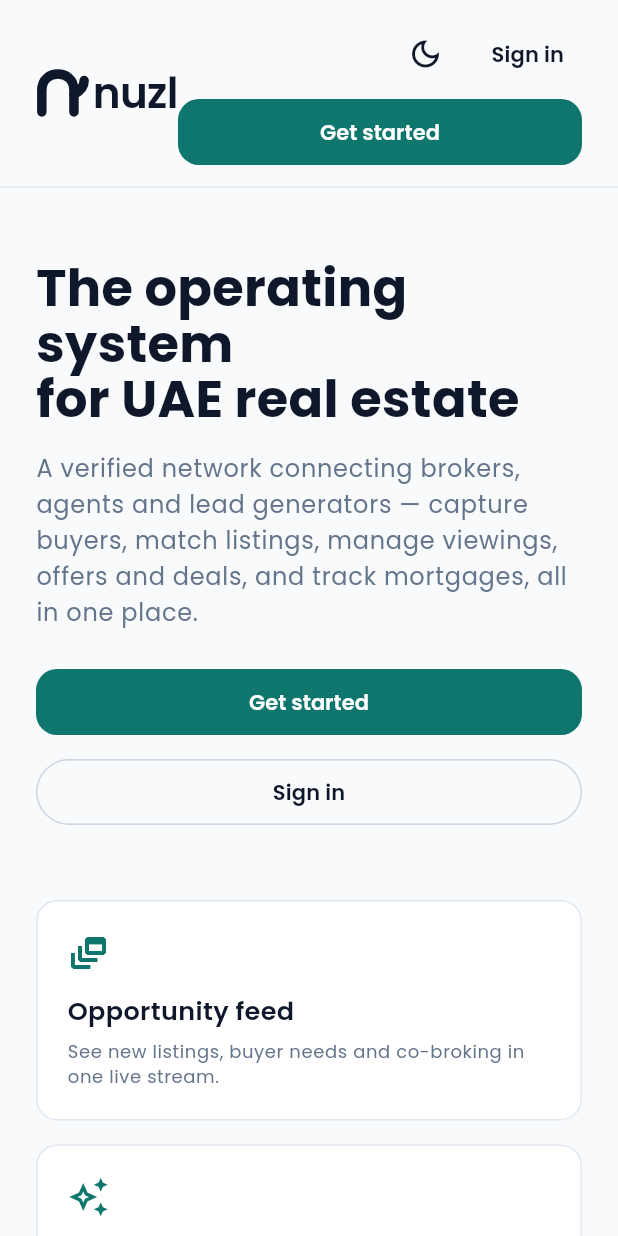
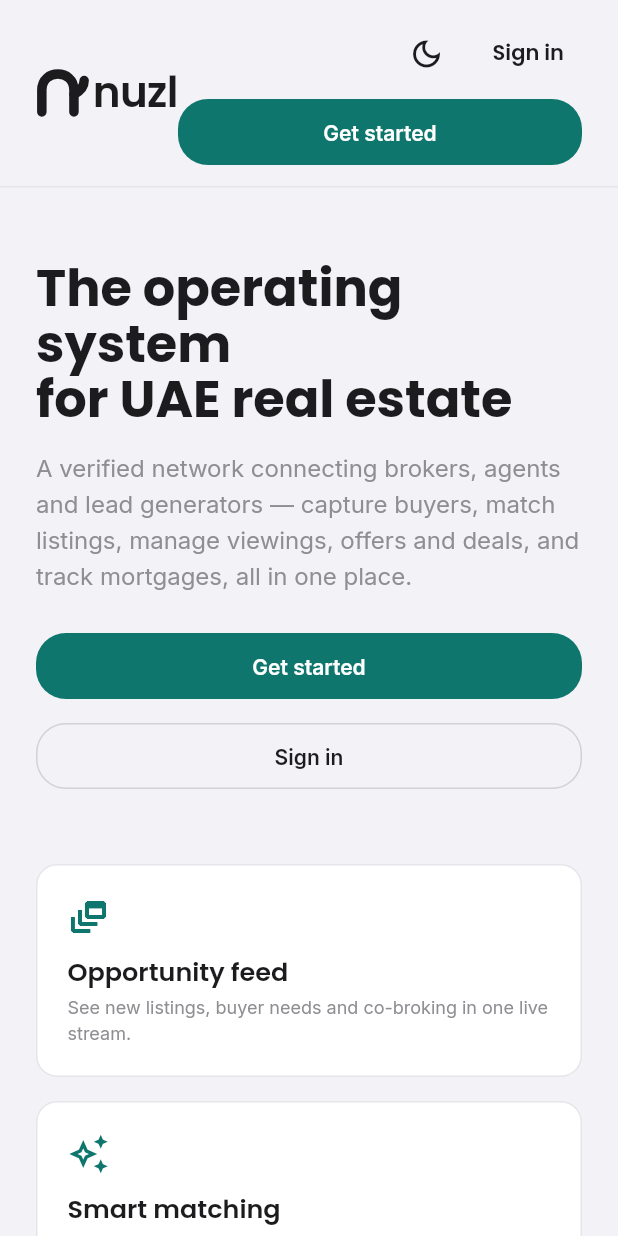
Before and after one commit to munib1008/nuzl-app, a Flutter app: the screen it shows after launch, on a phone screen of 412 x 824 dp. Run offline on Flutter 3.47's test engine with Material 3 defaults, Android fonts, the phone set to English and light mode, and no system bars; our stand-ins replace dio, figma_squircle, flutter_riverpod, flutter_secure_storage, flutter_svg, go_router and 3 more; network calls fail.

Commit message:
ui: Apple-inspired theme (Inter + squircle + frosted nav), logo/icons unchanged

```diff
--- a/lib/core/router/app_router.dart
+++ b/lib/core/router/app_router.dart
@@ -148,6 +148,6 @@ class _BottomNavShell extends StatelessWidget {
   Widget build(BuildContext context) {
     final narrow = MediaQuery.sizeOf(context).width < 600;
     if (!narrow) return child;
-    return Scaffold(body: child, bottomNavigationBar: const NuzlBottomNav());
+    return Scaffold(extendBody: true, body: child, bottomNavigationBar: const NuzlBottomNav());
   }
 }
--- a/lib/core/theme/app_colors.dart
+++ b/lib/core/theme/app_colors.dart
@@ -1,45 +1,45 @@
 import 'package:flutter/material.dart';
 
-/// NUZL design-system colors — premium teal token set (§ design foundation).
+/// NUZL design tokens — Apple-inspired neutrals, brand teal kept.
 class AppColors {
-  // Brand
+  // Brand (unchanged hue)
   static const primary = Color(0xFF0F766E);
   static const primaryHover = Color(0xFF115E59);
   static const primaryDark = Color(0xFF042F2E);
-  static const primaryTint = Color(0xFFCCFBF1); // primaryLight
-  static const primaryBright = Color(0xFF14B8A6); // accent
+  static const primaryTint = Color(0xFFCCFBF1);
+  static const primaryBright = Color(0xFF14B8A6);
   static const secondary = Color(0xFF042F2E);
-  static const accentGold = Color(0xFFF59E0B); // amber highlight
-  static const accentGoldTint = Color(0xFFFEF3C7);
+  static const accentGold = Color(0xFFFF9500);
+  static const accentGoldTint = Color(0xFFFFF2DD);
   static const accentCream = Color(0xFFE6D1B4);
   static const accentPlum = Color(0xFF533946);
 
-  // Semantic
-  static const success = Color(0xFF10B981);
-  static const warning = Color(0xFFF59E0B);
-  static const danger = Color(0xFFEF4444);
+  // Semantic (Apple system)
+  static const success = Color(0xFF34C759);
+  static const warning = Color(0xFFFF9500);
+  static const danger = Color(0xFFFF3B30);
   static const info = Color(0xFF14B8A6);
 
-  // Light neutrals
-  static const bg = Color(0xFFF8FAFC);
+  // Light neutrals (Apple system)
+  static const bg = Color(0xFFF2F2F7);
   static const surface = Color(0xFFFFFFFF);
-  static const surface2 = Color(0xFFF1F5F9);
-  static const border = Color(0xFFE2E8F0);
-  static const borderStrong = Color(0xFFCBD5E1);
-  static const text = Color(0xFF0F172A);
-  static const textMuted = Color(0xFF64748B);
-  static const textSubtle = Color(0xFF94A3B8);
+  static const surface2 = Color(0xFFEFEFF4);
+  static const border = Color(0xFFE5E5EA); // separator
+  static const borderStrong = Color(0xFFD1D1D6);
+  static const text = Color(0xFF1C1C1E);
+  static const textMuted = Color(0xFF8E8E93); // secondary
+  static const textSubtle = Color(0xFFAEAEB2);
 
-  // Dark neutrals (NOT inverted; never pure black)
-  static const dBg = Color(0xFF07141A);
-  static const dSurface = Color(0xFF0B1F28);
-  static const dSurface2 = Color(0xFF102733); // card
-  static const dBorder = Color(0xFF1E3A46);
-  static const dBorderStrong = Color(0xFF2A4D5A);
-  static const dText = Color(0xFFF8FAFC);
-  static const dTextMuted = Color(0xFF94A3B8);
-  static const dTextSubtle = Color(0xFF64748B);
+  // Dark neutrals (Apple system; true-black background)
+  static const dBg = Color(0xFF000000);
+  static const dSurface = Color(0xFF1C1C1E);
+  static const dSurface2 = Color(0xFF2C2C2E); // card
+  static const dBorder = Color(0xFF38383A); // separator
+  static const dBorderStrong = Color(0xFF48484A);
+  static const dText = Color(0xFFF5F5F7);
+  static const dTextMuted = Color(0xFF8E8E93);
+  static const dTextSubtle = Color(0xFF636366);
   static const dPrimary = Color(0xFF2DD4BF);
   static const dPrimaryTint = Color(0xFF0E2E2A);
-  static const dGold = Color(0xFFF59E0B);
+  static const dGold = Color(0xFFFF9F0A);
 }
--- a/lib/core/theme/app_theme.dart
+++ b/lib/core/theme/app_theme.dart
@@ -1,10 +1,11 @@
-import 'package:flutter/cupertino.dart';
 import 'package:flutter/material.dart';
+import 'package:figma_squircle/figma_squircle.dart';
 import 'app_colors.dart';
 import 'app_spacing.dart';
 import 'app_typography.dart';
 
-/// Builds light + dark ThemeData from NUZL design tokens.
+/// Builds light + dark ThemeData from NUZL tokens — Apple-inspired:
+/// squircle cards/buttons, hairline separators, soft depth, gentle motion.
 class AppTheme {
   static ThemeData light() => _build(Brightness.light);
   static ThemeData dark() => _build(Brightness.dark);
@@ -13,17 +14,30 @@ class AppTheme {
     final dark = b == Brightness.dark;
     final primary = dark ? AppColors.dPrimary : AppColors.primary;
     final bg = dark ? AppColors.dBg : AppColors.bg;
-    final surface = dark ? AppColors.dSurface : AppColors.surface;
+    final surface = dark ? AppColors.dSurface : AppColors.surface; // app bars / sheets
+    final card = dark ? AppColors.dSurface2 : AppColors.surface; // elevated cards
     final border = dark ? AppColors.dBorder : AppColors.border;
+    final borderStrong = dark ? AppColors.dBorderStrong : AppColors.borderStrong;
     final text = dark ? AppColors.dText : AppColors.text;
     final muted = dark ? AppColors.dTextMuted : AppColors.textMuted;
+    final tt = AppTypography.textTheme(text, muted);
+
+    // Squircle (iOS-style continuous corners) for cards + buttons.
+    final cardShape = SmoothRectangleBorder(
+      side: BorderSide(color: border),
+      borderRadius: SmoothBorderRadius(cornerRadius: 20, cornerSmoothing: 0.6),
+    );
+    final buttonShape = SmoothRectangleBorder(
+      borderRadius: SmoothBorderRadius(cornerRadius: 20, cornerSmoothing: 0.6),
+    );
+    const motion = Duration(milliseconds: 250);
 
     final scheme = ColorScheme(
       brightness: b,
       primary: primary,
       onPrimary: Colors.white,
       secondary: AppColors.accentGold,
-      onSecondary: AppColors.secondary,
+      onSecondary: Colors.white,
       error: AppColors.danger,
       onError: Colors.white,
       surface: surface,
@@ -34,29 +48,27 @@ class AppTheme {
       useMaterial3: true,
       colorScheme: scheme,
       scaffoldBackgroundColor: bg,
-      textTheme: AppTypography.textTheme(text, muted),
+      textTheme: tt,
       dividerColor: border,
+      dividerTheme: DividerThemeData(color: border, thickness: 0.5, space: 0.5),
       appBarTheme: AppBarTheme(
-        backgroundColor: bg,
+        backgroundColor: surface,
         foregroundColor: text,
         elevation: 0,
+        scrolledUnderElevation: 0,
         centerTitle: false,
-        titleTextStyle: AppTypography.textTheme(text, muted).headlineSmall,
+        titleTextStyle: tt.headlineSmall,
       ),
       cardTheme: CardThemeData(
-        color: surface,
+        color: card,
         elevation: 0,
-        shape: RoundedRectangleBorder(
-          side: BorderSide(color: border),
-          borderRadius: BorderRadius.circular(AppSpacing.rCard),
-        ),
+        shape: cardShape,
         margin: EdgeInsets.zero,
       ),
       inputDecorationTheme: InputDecorationTheme(
         filled: true,
-        fillColor: surface,
-        contentPadding: const EdgeInsets.symmetric(
-            horizontal: AppSpacing.x16, vertical: AppSpacing.x12),
+        fillColor: card,
+        contentPadding: const EdgeInsets.symmetric(horizontal: AppSpacing.x16, vertical: AppSpacing.x12),
         border: OutlineInputBorder(
           borderRadius: BorderRadius.circular(AppSpacing.rCard),
           borderSide: BorderSide(color: border),
@@ -76,23 +88,53 @@ class AppTheme {
           backgroundColor: primary,
           foregroundColor: Colors.white,
           minimumSize: const Size.fromHeight(AppSpacing.tapTarget),
-          shape: RoundedRectangleBorder(
-            borderRadius: BorderRadius.circular(AppSpacing.rButton),
-          ),
-          textStyle: AppTypography.textTheme(text, muted).labelLarge,
-        ),
+          shape: buttonShape,
+          textStyle: tt.labelLarge,
+        ).copyWith(animationDuration: motion),
+      ),
+      outlinedButtonTheme: OutlinedButtonThemeData(
+        style: OutlinedButton.styleFrom(
+          minimumSize: const Size.fromHeight(AppSpacing.tapTarget),
+          shape: buttonShape,
+          side: BorderSide(color: borderStrong),
+          textStyle: tt.labelLarge,
+        ).copyWith(animationDuration: motion),
+      ),
+      textButtonTheme: TextButtonThemeData(
+        style: TextButton.styleFrom(shape: buttonShape, textStyle: tt.labelLarge).copyWith(animationDuration: motion),
       ),
       navigationBarTheme: NavigationBarThemeData(
         backgroundColor: surface,
+        elevation: 0,
         indicatorColor: dark ? AppColors.dPrimaryTint : AppColors.primaryTint,
-        labelTextStyle: WidgetStatePropertyAll(
-          AppTypography.textTheme(text, muted).labelMedium,
-        ),
+        labelTextStyle: WidgetStatePropertyAll(tt.labelMedium),
       ),
       pageTransitionsTheme: const PageTransitionsTheme(builders: {
-        TargetPlatform.android: FadeUpwardsPageTransitionsBuilder(),
-        TargetPlatform.iOS: CupertinoPageTransitionsBuilder(),
+        TargetPlatform.android: _ApplePageTransitions(),
+        TargetPlatform.iOS: _ApplePageTransitions(),
       }),
     );
   }
 }
+
+/// Gentle fade + tiny rise, easeOutCubic (~300ms route default).
+class _ApplePageTransitions extends PageTransitionsBuilder {
+  const _ApplePageTransitions();
+  @override
+  Widget buildTransitions<T>(
+    PageRoute<T> route,
+    BuildContext context,
+    Animation<double> animation,
+    Animation<double> secondaryAnimation,
+    Widget child,
+  ) {
+    final curved = CurvedAnimation(parent: animation, curve: Curves.easeOutCubic);
+    return FadeTransition(
+      opacity: curved,
+      child: SlideTransition(
+        position: Tween<Offset>(begin: const Offset(0, 0.02), end: Offset.zero).animate(curved),
+        child: child,
+      ),
+    );
+  }
+}
--- a/lib/core/theme/app_typography.dart
+++ b/lib/core/theme/app_typography.dart
@@ -1,31 +1,31 @@
 import 'package:flutter/material.dart';
 import 'package:google_fonts/google_fonts.dart';
 
-/// Type scale (design foundation): Poppins. Heavy bold reserved for KPIs and
-/// primary actions; everything else 400–600.
+/// Type scale — Inter (royalty-free). Apple-like: 600 only for titles / KPIs /
+/// primary actions; everything else 400. Tighter tracking on large titles.
 class AppTypography {
   static TextTheme textTheme(Color text, Color muted) {
-    TextStyle s(double size, double height, FontWeight w, {Color? c}) =>
-        GoogleFonts.poppins(
+    TextStyle s(double size, FontWeight w, {Color? c, double ls = 0}) => GoogleFonts.inter(
           fontSize: size,
-          height: height / size,
           fontWeight: w,
           color: c ?? text,
+          letterSpacing: ls,
+          height: 1.3,
         );
     return TextTheme(
-      displayLarge: s(32, 40, FontWeight.w700), // KPI
-      displaySmall: s(30, 38, FontWeight.w700), // KPI
-      headlineLarge: s(28, 36, FontWeight.w600), // pageTitle
-      headlineMedium: s(24, 32, FontWeight.w600),
-      headlineSmall: s(20, 28, FontWeight.w600), // sectionTitle / app bar
-      titleLarge: s(18, 26, FontWeight.w600),
-      titleMedium: s(16, 24, FontWeight.w500), // cardTitle
-      titleSmall: s(14, 20, FontWeight.w500),
-      bodyLarge: s(16, 24, FontWeight.w400),
-      bodyMedium: s(14, 22, FontWeight.w400), // body
-      bodySmall: s(12, 18, FontWeight.w400, c: muted), // caption
-      labelLarge: s(14, 20, FontWeight.w600), // primary action
-      labelMedium: s(12, 16, FontWeight.w500),
+      displayLarge: s(34, FontWeight.w700, ls: -0.5), // KPI
+      displaySmall: s(30, FontWeight.w700, ls: -0.5), // KPI
+      headlineLarge: s(28, FontWeight.w600, ls: -0.4), // page title
+      headlineMedium: s(24, FontWeight.w600, ls: -0.3),
+      headlineSmall: s(20, FontWeight.w600, ls: -0.2), // section / app bar
+      titleLarge: s(18, FontWeight.w600, ls: -0.2),
+      titleMedium: s(16, FontWeight.w600), // card title
+      titleSmall: s(14, FontWeight.w500),
+      bodyLarge: s(16, FontWeight.w400),
+      bodyMedium: s(14, FontWeight.w400), // body
+      bodySmall: s(12, FontWeight.w400, c: muted), // caption
+      labelLarge: s(14, FontWeight.w600), // primary action
+      labelMedium: s(12, FontWeight.w500),
     );
   }
 }
--- a/lib/features/shell/app_shell.dart
+++ b/lib/features/shell/app_shell.dart
@@ -1,3 +1,4 @@
+import 'dart:ui';
 import 'package:flutter/material.dart';
 import 'package:flutter_riverpod/flutter_riverpod.dart';
 import 'package:go_router/go_router.dart';
@@ -35,6 +36,16 @@ class NuzlAppBar extends ConsumerWidget implements PreferredSizeWidget {
     final user = ref.watch(authControllerProvider).user;
     return AppBar(
       titleSpacing: 0,
+      // Frosted glass: translucent surface + backdrop blur over scrolled content.
+      backgroundColor: Theme.of(context).colorScheme.surface.withValues(alpha: 0.72),
+      elevation: 0,
+      scrolledUnderElevation: 0,
+      flexibleSpace: ClipRect(
+        child: BackdropFilter(
+          filter: ImageFilter.blur(sigmaX: 20, sigmaY: 20),
+          child: const SizedBox.expand(),
+        ),
+      ),
       leading: Builder(
         builder: (ctx) => IconButton(
           icon: const Icon(Icons.menu),
@@ -137,12 +148,20 @@ class NuzlBottomNav extends ConsumerWidget {
     var index = items.indexWhere((it) =>
         it.route == '/dashboard' ? location == '/dashboard' : location.startsWith(it.route));
     if (index < 0) index = 0;
-    return NavigationBar(
-      selectedIndex: index,
-      onDestinationSelected: (i) => context.go(items[i].route),
-      destinations: items
-          .map((it) => NavigationDestination(icon: Icon(it.icon), label: it.label))
-          .toList(),
+    // Frosted glass nav bar (translucent surface + backdrop blur).
+    return ClipRect(
+      child: BackdropFilter(
+        filter: ImageFilter.blur(sigmaX: 20, sigmaY: 20),
+        child: NavigationBar(
+          backgroundColor: Theme.of(context).colorScheme.surface.withValues(alpha: 0.75),
+          surfaceTintColor: Colors.transparent,
+          selectedIndex: index,
+          onDestinationSelected: (i) => context.go(items[i].route),
+          destinations: items
+              .map((it) => NavigationDestination(icon: Icon(it.icon), label: it.label))
+              .toList(),
+        ),
+      ),
     );
   }
 }
--- a/pubspec.yaml
+++ b/pubspec.yaml
@@ -19,6 +19,7 @@ dependencies:
   flutter_svg: ^2.0.10
   image_picker: ^1.1.2
   google_sign_in: ^6.2.1
+  figma_squircle: ^0.6.3
 
 dev_dependencies:
   flutter_lints: ^4.0.0
```
Also changed, not shown: pubspec.lock.
